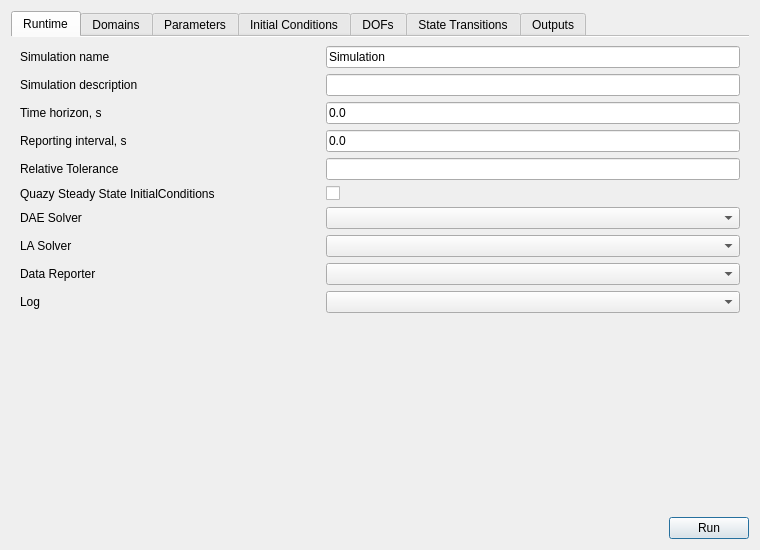
First picture: the form in trunk/daetools-package/daetools/dae_simulator/simulation_explorer.ui, repository v1kko/daetools, before the edit.
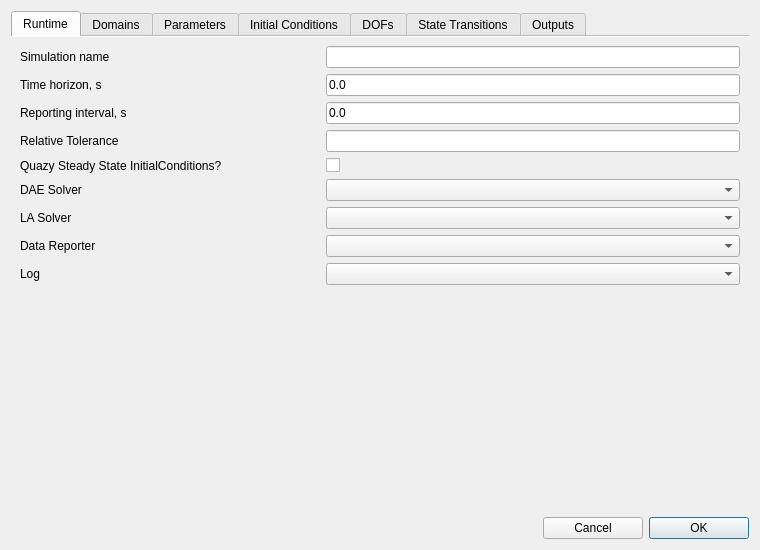
Second picture: the form after the edit.

Commit message: Added functions to daeVariable:  - AssignValues([list-of-values]), ReAssignValues([list-of-values]), ..., SetInitialGuesses([list-of-values])  - AssignValue([list-of-indexes], value), ReAssignValue([list-of-indexes], value), ...  - GetValue([list-of-indexes]), SetValue([list-of-indexes], value) and to daeParameter:  - SetValues([list-of-values])  - GetValue([list-of-indexes]), SetValue([list-of-indexes], value) Updated simulation explorer.

```diff
--- a/trunk/daetools-package/daetools/dae_simulator/simulation_explorer.ui
+++ b/trunk/daetools-package/daetools/dae_simulator/simulation_explorer.ui
@@ -67,41 +67,24 @@
           </widget>
          </item>
          <item row="0" column="1">
-          <widget class="QLineEdit" name="testNameLineEdit">
+          <widget class="QLineEdit" name="simulationNameEdit">
+           <property name="enabled">
+            <bool>true</bool>
+           </property>
            <property name="text">
-            <string>Simulation</string>
+            <string/>
            </property>
           </widget>
          </item>
          <item row="1" column="0">
-          <widget class="QLabel" name="testDescriptionLabel">
-           <property name="minimumSize">
-            <size>
-             <width>200</width>
-             <height>0</height>
-            </size>
-           </property>
-           <property name="text">
-            <string>Simulation description</string>
-           </property>
-          </widget>
-         </item>
-         <item row="1" column="1">
-          <widget class="QLineEdit" name="testDescriptionLineEdit">
-           <property name="text">
-            <string/>
-           </property>
-          </widget>
-         </item>
-         <item row="2" column="0">
           <widget class="QLabel" name="timeHorizonLabel">
            <property name="text">
             <string>Time horizon, s</string>
            </property>
           </widget>
          </item>
-         <item row="2" column="1">
-          <widget class="QLineEdit" name="timeHorizonSLineEdit">
+         <item row="1" column="1">
+          <widget class="QLineEdit" name="timeHorizonEdit">
            <property name="inputMask">
             <string/>
            </property>
@@ -110,86 +93,86 @@
            </property>
           </widget>
          </item>
-         <item row="3" column="0">
+         <item row="2" column="0">
           <widget class="QLabel" name="reportingIntervalLabel">
            <property name="text">
             <string>Reporting interval, s</string>
            </property>
           </widget>
          </item>
+         <item row="2" column="1">
+          <widget class="QLineEdit" name="reportingIntervalEdit">
+           <property name="text">
+            <string>0.0</string>
+           </property>
+          </widget>
+         </item>
+         <item row="3" column="0">
+          <widget class="QLabel" name="relativeToleranceLabel">
+           <property name="text">
+            <string>Relative Tolerance</string>
+           </property>
+          </widget>
+         </item>
          <item row="3" column="1">
-          <widget class="QLineEdit" name="reportingIntervalSLineEdit">
+          <widget class="QLineEdit" name="relativeToleranceEdit"/>
+         </item>
+         <item row="4" column="0">
+          <widget class="QLabel" name="initialConditionsLabel">
+           <property name="minimumSize">
+            <size>
+             <width>300</width>
+             <height>0</height>
+            </size>
+           </property>
            <property name="text">
-            <string>0.0</string>
+            <string>Quazy Steady State InitialConditions?</string>
            </property>
           </widget>
          </item>
-         <item row="6" column="0">
+         <item row="4" column="1">
+          <widget class="QCheckBox" name="quazySteadyStateCheckBox"/>
+         </item>
+         <item row="5" column="0">
           <widget class="QLabel" name="daesolverLabel">
            <property name="text">
             <string>DAE Solver</string>
            </property>
           </widget>
          </item>
-         <item row="6" column="1">
+         <item row="5" column="1">
           <widget class="QComboBox" name="daesolverComboBox"/>
          </item>
-         <item row="7" column="0">
+         <item row="6" column="0">
           <widget class="QLabel" name="lasolverLabel">
            <property name="text">
             <string>LA Solver</string>
            </property>
           </widget>
          </item>
-         <item row="7" column="1">
+         <item row="6" column="1">
           <widget class="QComboBox" name="lasolverComboBox"/>
          </item>
-         <item row="8" column="0">
+         <item row="7" column="0">
           <widget class="QLabel" name="dataReporterLabel">
            <property name="text">
             <string>Data Reporter</string>
            </property>
           </widget>
          </item>
-         <item row="8" column="1">
-          <widget class="QComboBox" name="dataReporterComboBox"/>
+         <item row="7" column="1">
+          <widget class="QComboBox" name="datareporterComboBox"/>
          </item>
-         <item row="9" column="0">
+         <item row="8" column="0">
           <widget class="QLabel" name="logLabel">
            <property name="text">
             <string>Log</string>
            </property>
           </widget>
          </item>
-         <item row="9" column="1">
+         <item row="8" column="1">
           <widget class="QComboBox" name="logComboBox"/>
          </item>
-         <item row="4" column="0">
-          <widget class="QLabel" name="relativeToleranceLabel">
-           <property name="text">
-            <string>Relative Tolerance</string>
-           </property>
-          </widget>
-         </item>
-         <item row="4" column="1">
-          <widget class="QLineEdit" name="relativeToleranceLineEdit"/>
-         </item>
-         <item row="5" column="0">
-          <widget class="QLabel" name="initialConditionsLabel">
-           <property name="minimumSize">
-            <size>
-             <width>300</width>
-             <height>0</height>
-            </size>
-           </property>
-           <property name="text">
-            <string>Quazy Steady State InitialConditions</string>
-           </property>
-          </widget>
-         </item>
-         <item row="5" column="1">
-          <widget class="QCheckBox" name="quazySteadyStateInitialConditionsCheckBox"/>
-         </item>
         </layout>
        </item>
       </layout>
@@ -567,10 +550,32 @@
        </property>
       </spacer>
      </item>
+     <item>
+      <widget class="QPushButton" name="buttonCancel">
+       <property name="minimumSize">
+        <size>
+         <width>100</width>
+         <height>0</height>
+        </size>
+       </property>
+       <property name="text">
+        <string>Cancel</string>
+       </property>
+       <property name="autoDefault">
+        <bool>false</bool>
+       </property>
+      </widget>
+     </item>
      <item>
       <widget class="QPushButton" name="buttonOk">
+       <property name="minimumSize">
+        <size>
+         <width>100</width>
+         <height>0</height>
+        </size>
+       </property>
        <property name="text">
-        <string>Run</string>
+        <string>OK</string>
        </property>
        <property name="default">
         <bool>true</bool>
```
Left out of the diff: 6 changed lines with no effect on the pictures. The commit also changes 30 other files.
